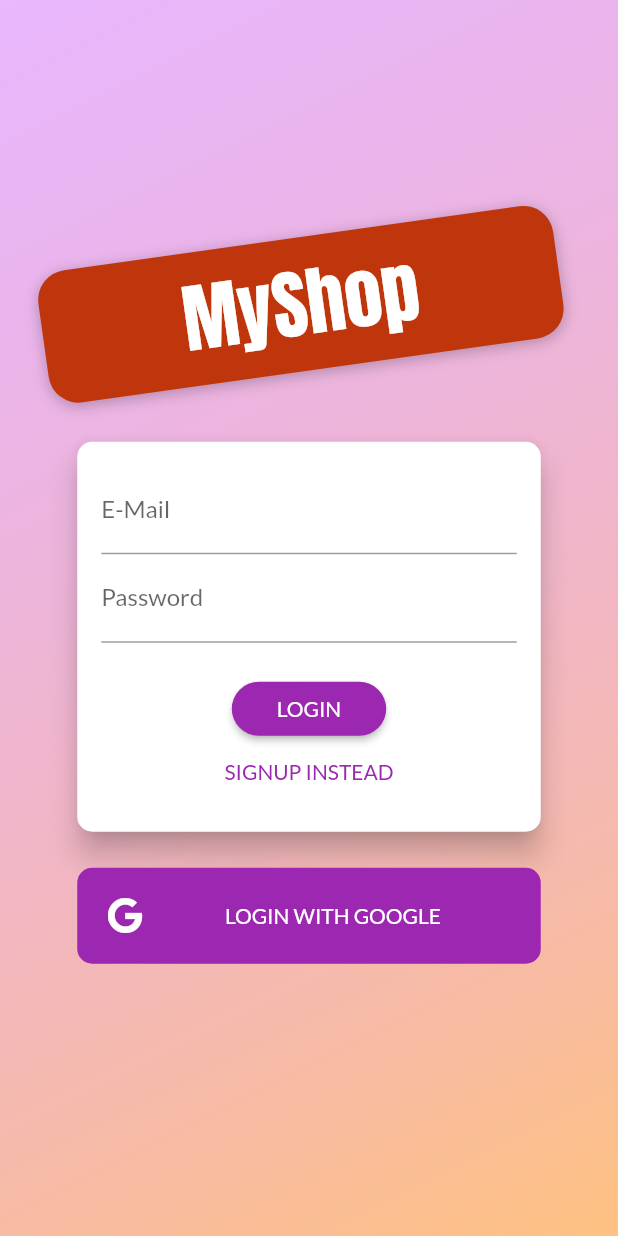
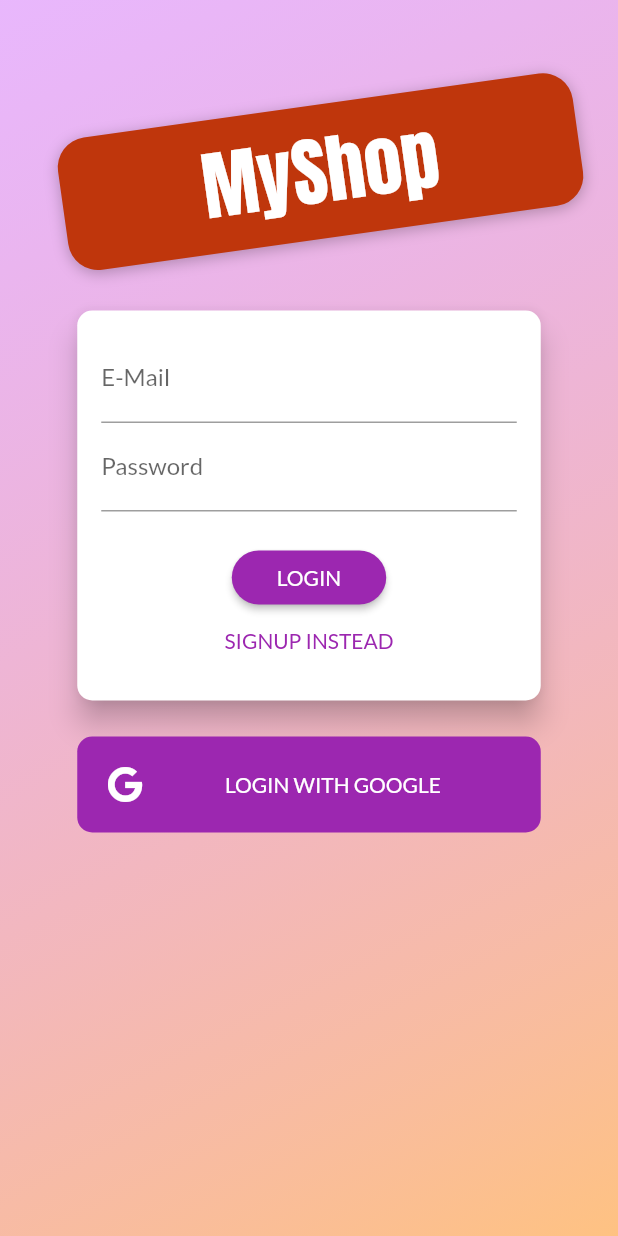
Before and after one commit to epiphanatic/flutter-shop-demo, a Flutter app: the screen it shows after launch, on a phone screen of 412 x 824 dp. Run offline on Flutter 3.47's test engine with Material 2 defaults, Android fonts, the light colour scheme and no system bars; our stand-ins replace cloud_firestore, firebase_auth, font_awesome_flutter, google_sign_in, rxdart; accounts and stored records are empty.

Commit message:
teaked login screen

```diff
--- a/lib/screens/auth_screen.dart
+++ b/lib/screens/auth_screen.dart
@@ -48,17 +48,16 @@
               ),
             ),
           ),
-          SingleChildScrollView(
-            child: Container(
+          Container(
             height: deviceSize.height,
             width: deviceSize.width,
+            child: SingleChildScrollView(
               child: Column(
                 mainAxisAlignment: MainAxisAlignment.center,
                 crossAxisAlignment: CrossAxisAlignment.center,
                 children: <Widget>[
-                  Flexible(
-                    child: Container(
-                      margin: EdgeInsets.only(bottom: 20.0),
+                  Container(
+                    margin: EdgeInsets.only(bottom: 20.0, top: 94.0),
                     padding:
                         EdgeInsets.symmetric(vertical: 8.0, horizontal: 94.0),
 
@@ -90,17 +89,12 @@
                       ),
                     ),
                   ),
-                  ),
-                  Flexible(
-                    flex: deviceSize.width > 600 ? 2 : 1,
-                    child: AuthCard(),
-                  ),
+                  // ),
+                  AuthCard(),
                   SizedBox(
                     height: 20.0,
                   ),
-                  Flexible(
-                    flex: deviceSize.width > 600 ? 2 : 1,
-                    child: AdaptiveFlatButton(
+                  AdaptiveFlatButton(
                     text: 'LOGIN WITH GOOGLE',
                     width: deviceSize.width * 0.75,
                     icon: FontAwesomeIcons.google,
@@ -116,7 +110,6 @@
                       borderRadius: BorderRadius.circular(10),
                     ),
                   ),
-                  )
                 ],
               ),
             ),
```
Lines whose indentation alone changed are shown as unchanged.
